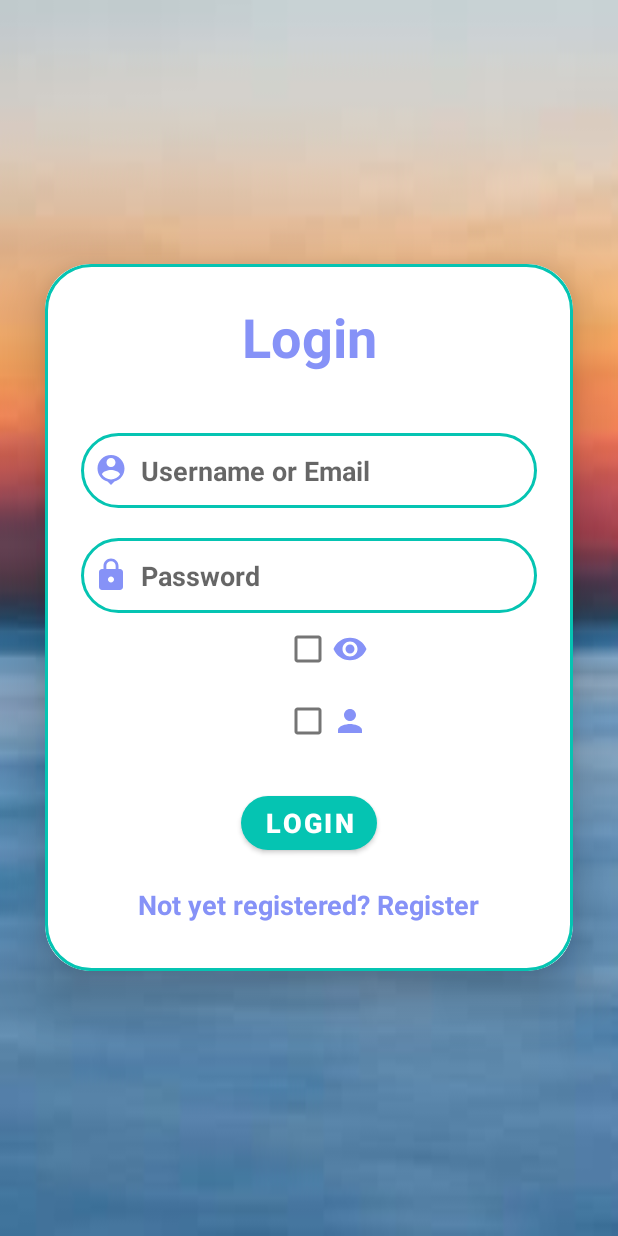
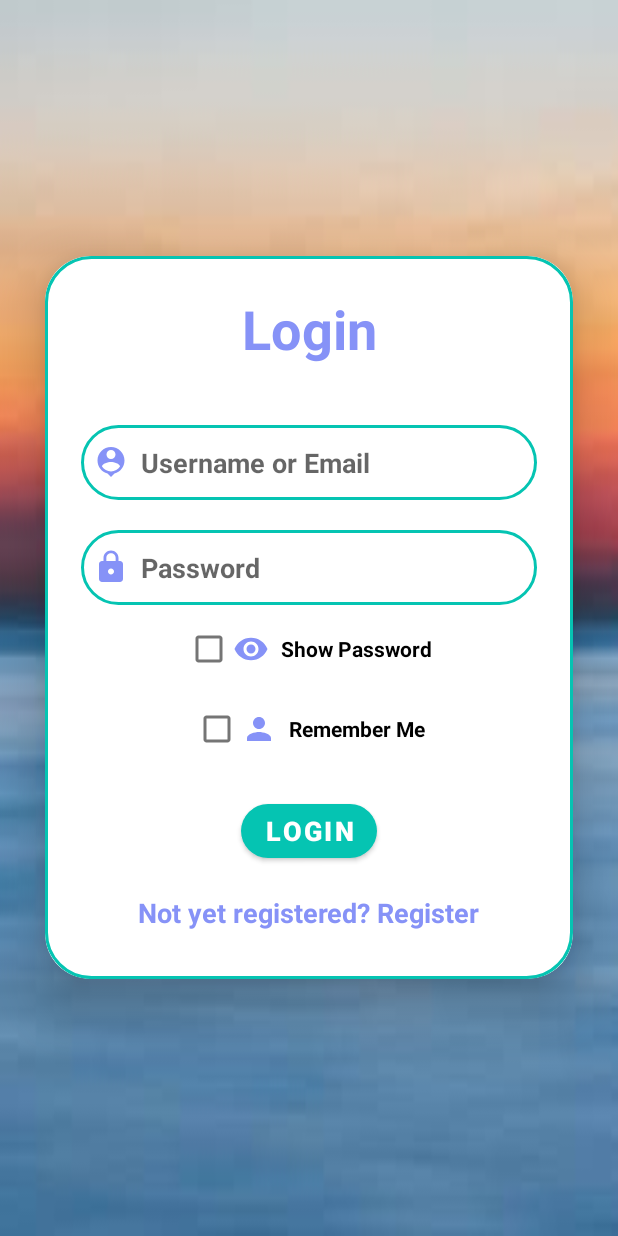
Before and after one commit to Rahulbhalerao45/Language-club-for-beginners, an Android app: the screen it shows after launch (LoginActivity), on a phone screen of 412 x 824 dp. Run offline under Robolectric (Android 15) with nearby library versions, the phone set to English and light mode, and no system bars; our stand-ins replace Firebase (no records; nobody signed in at launch, a user with empty details on screens opened directly).

Commit message:
Initial Commit

```diff
--- a/app/src/main/res/layout/activity_login.xml
+++ b/app/src/main/res/layout/activity_login.xml
@@ -66,21 +66,25 @@
                 android:textColor="@color/black"/>
             <CheckBox
                 android:id="@+id/show_password_checkbox"
-                android:layout_width="150dp"
+                android:layout_width="wrap_content"
                 android:layout_height="wrap_content"
                 android:layout_gravity="center"
+                android:layout_marginTop="5dp"
+                android:text="Show Password"
+                android:textStyle="bold"
+                android:drawablePadding="8dp"
                 android:drawableLeft="@drawable/baseline_remove_red_eye_24" />
 
             <CheckBox
                 android:id="@+id/remember_me_checkbox"
-                android:layout_width="150dp"
+                android:layout_width="wrap_content"
                 android:layout_height="wrap_content"
                 android:layout_gravity="center"
+                android:text="Remember Me"
+                android:layout_marginTop="5dp"
+                android:textStyle="bold"
+                android:drawablePadding="8dp"
                 android:drawableLeft="@drawable/baseline_person_24" />
-
-
-
-
 
             <Button
                 android:layout_width="wrap_content"
--- a/app/src/main/res/layout/activity_signup.xml
+++ b/app/src/main/res/layout/activity_signup.xml
@@ -107,9 +107,13 @@
 
             <CheckBox
                 android:id="@+id/show_password_checkbox"
-                android:layout_width="150dp"
+                android:layout_width="wrap_content"
                 android:layout_height="wrap_content"
                 android:layout_gravity="center"
+                android:text="Show Password"
+                android:layout_marginTop="5dp"
+                android:textStyle="bold"
+                android:drawablePadding="8dp"
                 android:drawableLeft="@drawable/baseline_remove_red_eye_24" />
 
             <Button
```
